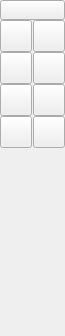
LibreCAD/LibreCAD, file src/ui/forms/qg_cadtoolbardim.ui: the form before one commit.
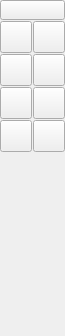
The form after the commit. Icons and pictures are not drawn.

Commit message: cadtoolbars: set all layout spacing to 1

Diff of the .ui file:
```diff
--- a/src/ui/forms/qg_cadtoolbardim.ui
+++ b/src/ui/forms/qg_cadtoolbardim.ui
@@ -30,7 +30,7 @@
     <number>0</number>
    </property>
    <property name="spacing">
-    <number>0</number>
+    <number>1</number>
    </property>
    <item row="0" column="0" colspan="2">
     <widget class="QToolButton" name="bBack">
```
The commit also changes 6 other files.
